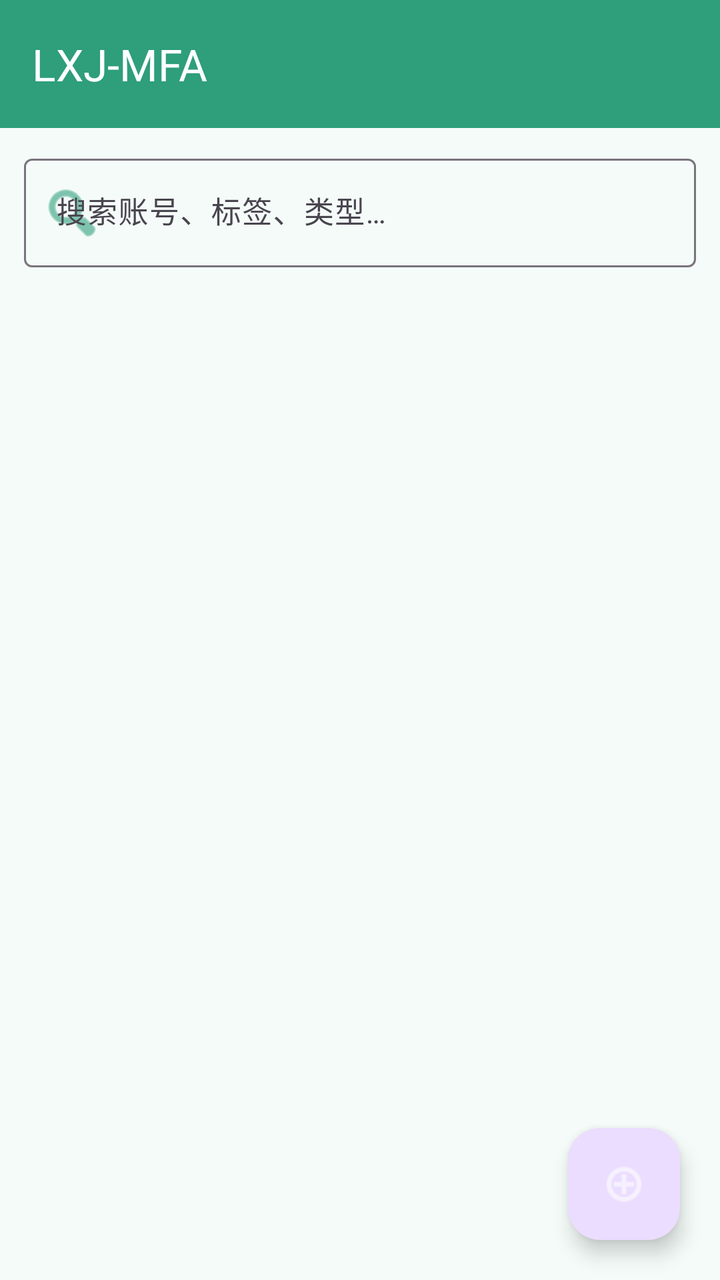
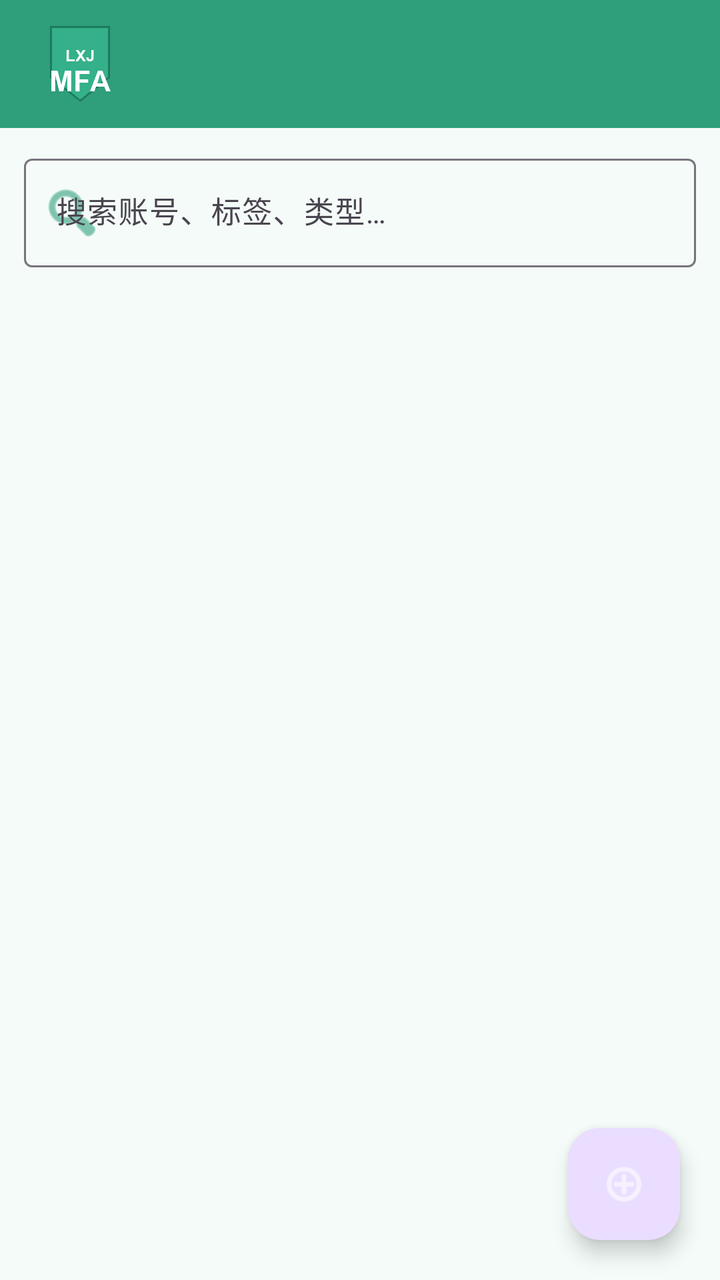

The first picture is an Android layout as it rendered before a commit; the second is the same layout after the commit. The layout source and the unified diff follow.
<!-- AndroidManifest.xml: application theme Theme.LXJMFA -->
<!-- res/layout/activity_main.xml -->
<?xml version="1.0" encoding="utf-8"?>
<androidx.coordinatorlayout.widget.CoordinatorLayout xmlns:android="http://schemas.android.com/apk/res/android"
    xmlns:app="http://schemas.android.com/apk/res-auto"
    android:layout_width="match_parent"
    android:layout_height="match_parent"
    android:background="@color/bg">

    <LinearLayout
        android:layout_width="match_parent"
        android:layout_height="match_parent"
        android:orientation="vertical">

        
        <com.google.android.material.appbar.MaterialToolbar
            android:id="@+id/toolbar"
            android:layout_width="match_parent"
            android:layout_height="?attr/actionBarSize"
            android:fitsSystemWindows="true"
            android:background="@color/primary"
            app:titleTextColor="@android:color/white"
            app:title="@string/app_name" />

        <com.google.android.material.textfield.TextInputLayout
            android:layout_width="match_parent"
            android:layout_height="wrap_content"
            android:layout_marginStart="12dp"
            android:layout_marginEnd="12dp"
            android:layout_marginTop="10dp"
            android:hint="@string/search_hint"
            app:startIconDrawable="@android:drawable/ic_menu_search"
            app:startIconTint="@color/primary"
            style="@style/Widget.Material3.TextInputLayout.OutlinedBox">

            <com.google.android.material.textfield.TextInputEditText
                android:id="@+id/et_search"
                android:layout_width="match_parent"
                android:layout_height="wrap_content"
                android:inputType="text"
                android:imeOptions="actionDone"
                android:textColor="@color/text_primary"
                android:textSize="15sp" />
        </com.google.android.material.textfield.TextInputLayout>

        <FrameLayout
            android:layout_width="match_parent"
            android:layout_height="0dp"
            android:layout_weight="1">

            <androidx.recyclerview.widget.RecyclerView
                android:id="@+id/list"
                android:layout_width="match_parent"
                android:layout_height="match_parent"
                android:clipToPadding="false"
                android:padding="12dp" />

            <TextView
                android:id="@+id/empty"
                android:layout_width="wrap_content"
                android:layout_height="wrap_content"
                android:layout_gravity="center"
                android:text="@string/no_accounts"
                android:textColor="@color/text_secondary"
                android:textSize="15sp"
                android:visibility="gone" />
        </FrameLayout>
    </LinearLayout>

    <com.google.android.material.floatingactionbutton.FloatingActionButton
        android:id="@+id/fab"
        android:layout_width="wrap_content"
        android:layout_height="wrap_content"
        android:layout_gravity="bottom|end"
        android:layout_margin="20dp"
        android:contentDescription="@string/add_account"
        app:srcCompat="@android:drawable/ic_menu_add"
        app:tint="@android:color/white" />

</androidx.coordinatorlayout.widget.CoordinatorLayout>
<!-- resources referenced by this layout -->
<resources>
  <color name="bg">#F4FBF8</color>
  <color name="primary">#2E9E7B</color>
  <color name="text_primary">#163A2F</color>
  <color name="text_secondary">#5E7A70</color>
  <string name="add_account">添加账号</string>
  <string name="app_name">LXJ-MFA</string>
  <string name="no_accounts">还没有账号，点右下角 + 添加</string>
  <string name="search_hint">搜索账号、标签、类型…</string>
  <style name="Theme.LXJMFA" parent="Theme.Material3.DayNight.NoActionBar">
          <item name="colorPrimary">@color/primary</item>
          <item name="colorPrimaryDark">@color/primary_dark</item>
          <item name="colorAccent">@color/accent</item>
          <item name="android:colorBackground">@color/bg</item>
          <item name="android:statusBarColor">@color/primary_dark</item>
          <item name="android:navigationBarColor">@color/bg</item>
          <item name="android:windowLightStatusBar">false</item>
      </style>
  <color name="primary_dark">#1F7A5E</color>
  <color name="accent">#37B6C4</color>
</resources>

<!-- the commit's change to res/layout/activity_main.xml (unified diff, before → after) -->
@@ -18,7 +18,7 @@
             android:fitsSystemWindows="true"
             android:background="@color/primary"
             app:titleTextColor="@android:color/white"
-            app:title="@string/app_name" />
+            app:logo="@drawable/ic_app_logo" />
 
         <com.google.android.material.textfield.TextInputLayout
             android:layout_width="match_parent"
<!-- resource entries referenced after the edit -->
@@ -4,8 +4,8 @@
   <color name="primary">#2E9E7B</color>
   <color name="text_primary">#163A2F</color>
   <color name="text_secondary">#5E7A70</color>
+  <!-- drawable ic_app_logo: png bitmap (drawable-hdpi, 1353 bytes) -->
   <string name="add_account">添加账号</string>
-  <string name="app_name">LXJ-MFA</string>
   <string name="no_accounts">还没有账号，点右下角 + 添加</string>
   <string name="search_hint">搜索账号、标签、类型…</string>
   <style name="Theme.LXJMFA" parent="Theme.Material3.DayNight.NoActionBar">
